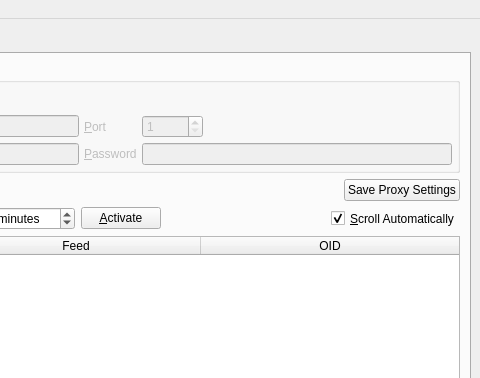
The window that branches/trunk/UI/spot-on-rss.ui (textbrowser/spot-on) describes before a commit, drawn with Qt 5; both pictures show x 320 to 800 and y 0 to 378 of the 800 by 600 pixel window.
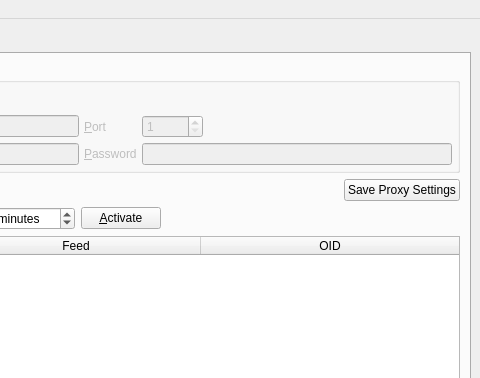
The same window after the commit. Icons and pictures are not drawn.

Commit message: Removed RSS scroll_automatically widget.

Patch:
```diff
--- a/branches/trunk/UI/spot-on-rss.ui
+++ b/branches/trunk/UI/spot-on-rss.ui
@@ -283,22 +283,6 @@
             </property>
            </spacer>
           </item>
-          <item>
-           <widget class="QCheckBox" name="scroll_automatically">
-            <property name="sizePolicy">
-             <sizepolicy hsizetype="Minimum" vsizetype="Preferred">
-              <horstretch>0</horstretch>
-              <verstretch>0</verstretch>
-             </sizepolicy>
-            </property>
-            <property name="text">
-             <string>&amp;Scroll Automatically</string>
-            </property>
-            <property name="checked">
-             <bool>true</bool>
-            </property>
-           </widget>
-          </item>
          </layout>
         </item>
         <item>
```
Left out of the diff: 1 changed line with no effect on the pictures. The commit also changes 3 other files.
